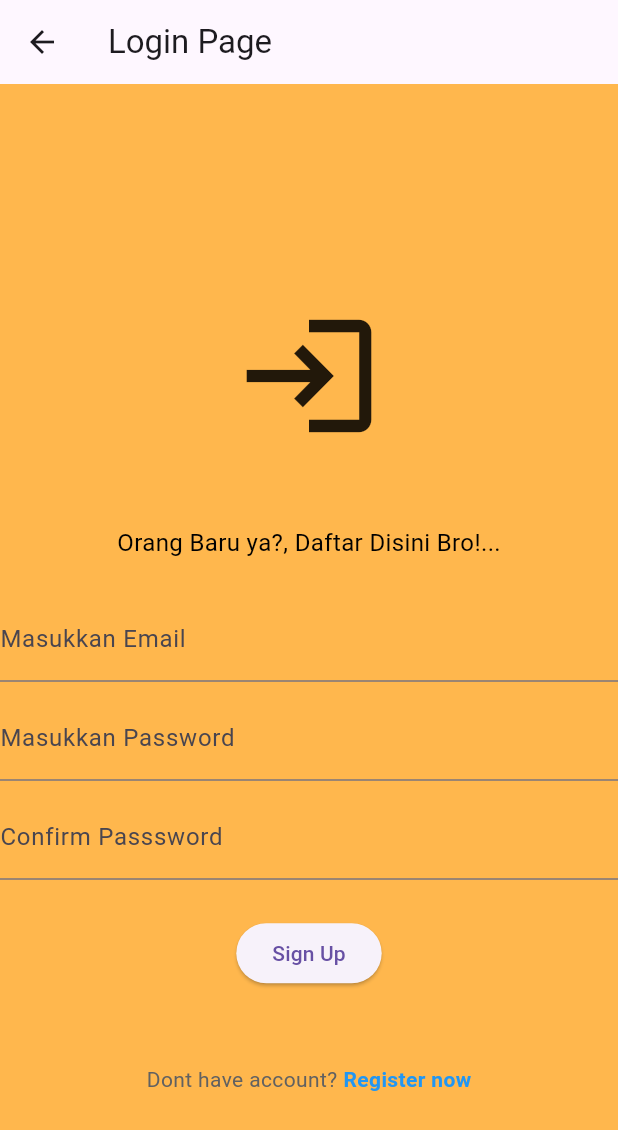
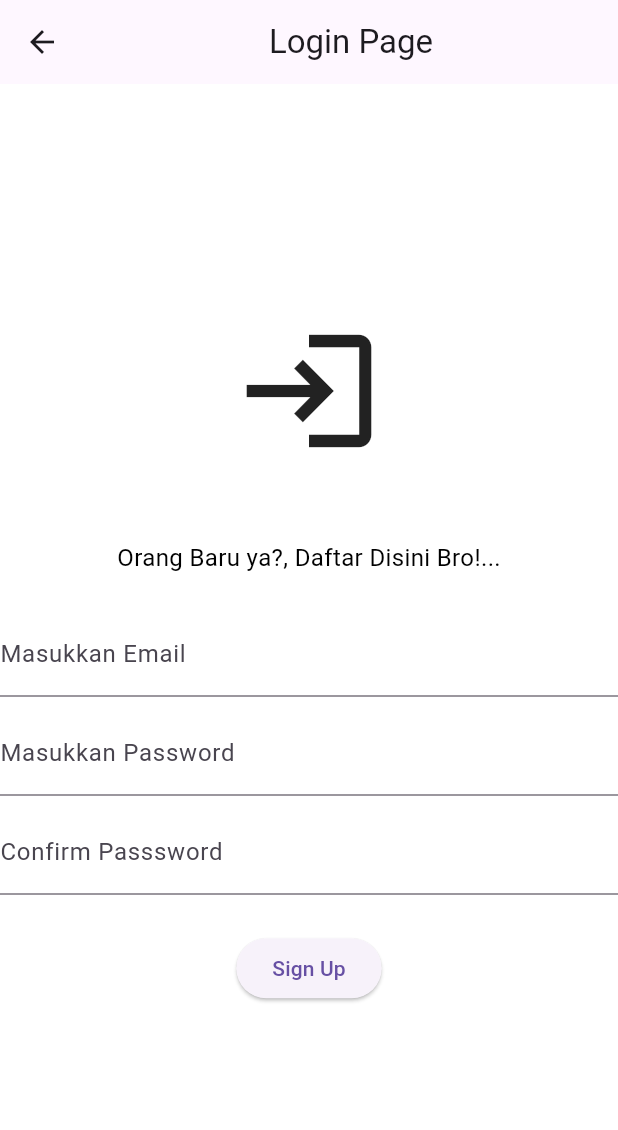
Before and after one commit to StegoYas/Stego_Mart-PBO-, a Flutter app: the screen it shows after launch, after a tap on "Register now", on a phone screen of 412 x 824 dp. Shown: the top 1130 px of the screen. Run offline on Flutter 3.47's test engine with Material 3 defaults, Android fonts, the phone set to English and light mode, and no system bars; our stand-ins replace google_fonts, image_picker, supabase_flutter; accounts and stored records are empty.

Commit message:
done commit

```diff
--- a/lib/pages/login.dart
+++ b/lib/pages/login.dart
@@ -41,9 +41,9 @@ class _LoginPageState extends State<LoginPage> {
   @override
   Widget build(BuildContext context) {
     return Scaffold(
-      backgroundColor: Colors.orange[300],
+      backgroundColor: Colors.white,
       appBar: AppBar(
-        title: const Text("Login Page"),
+        title: const Center(child: const Text("Login Page")),
       ),
       body: SafeArea(
         child: Center(
--- a/lib/pages/register.dart
+++ b/lib/pages/register.dart
@@ -42,8 +42,8 @@ class _RegisterPageState extends State<RegisterPage> {
     // catch any error:
     catch (e) {
       if (mounted) {
-        ScaffoldMessenger.of(context)
-          .showSnackBar(SnackBar(content: Text("Error: Failed to register! $e")));
+        ScaffoldMessenger.of(context).showSnackBar(
+            SnackBar(content: Text("Error: Failed to register! $e")));
       }
     }
   }
@@ -52,9 +52,9 @@ class _RegisterPageState extends State<RegisterPage> {
   @override
   Widget build(BuildContext context) {
     return Scaffold(
-      backgroundColor: Colors.orange[300],
+      backgroundColor: Colors.white,
       appBar: AppBar(
-        title: const Text("Login Page"),
+        title: const Center(child: const Text("Login Page")),
       ),
       body: SafeArea(
         child: Center(
@@ -94,7 +94,8 @@ class _RegisterPageState extends State<RegisterPage> {
               // Password textfield:
               TextField(
                 controller: _passwordController,
-                decoration: const InputDecoration(labelText: "Masukkan Password"),
+                decoration:
+                    const InputDecoration(labelText: "Masukkan Password"),
                 obscureText: true,
               ),
 
@@ -103,7 +104,8 @@ class _RegisterPageState extends State<RegisterPage> {
               // Confirm Password:
               TextField(
                 controller: _confirmPasswordController,
-                decoration: const InputDecoration(labelText: "Confirm Passsword"),
+                decoration:
+                    const InputDecoration(labelText: "Confirm Passsword"),
                 obscureText: true, // password is hidden
               ),
 
@@ -116,25 +118,6 @@ class _RegisterPageState extends State<RegisterPage> {
               ),
 
               const SizedBox(height: 50),
-
-              // Dont have account? register now
-              Row(
-                mainAxisAlignment: MainAxisAlignment.center,
-                children: [
-                  Text(
-                    'Dont have account?',
-                    style: TextStyle(color: Colors.grey[700]),
-                  ),
-                  const SizedBox(width: 4),
-                  const Text(
-                    'Register now',
-                    style: TextStyle(
-                      color: Colors.blue,
-                      fontWeight: FontWeight.bold,
-                    ),
-                  ),
-                ],
-              )
             ],
           ),
         ),
```
